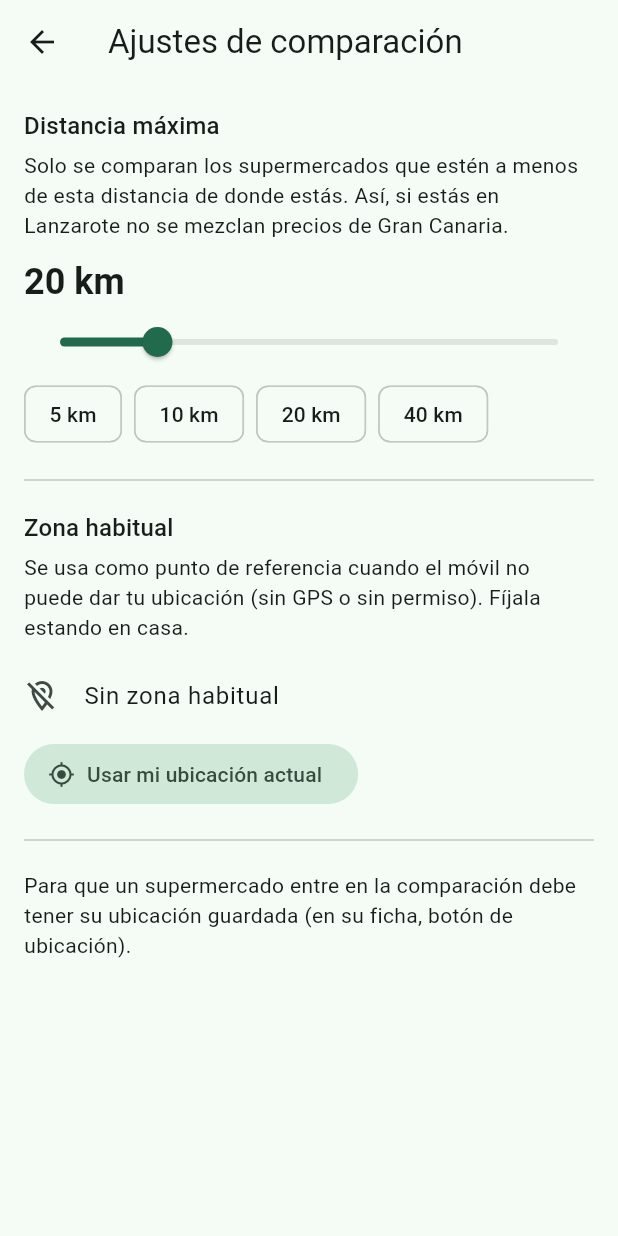
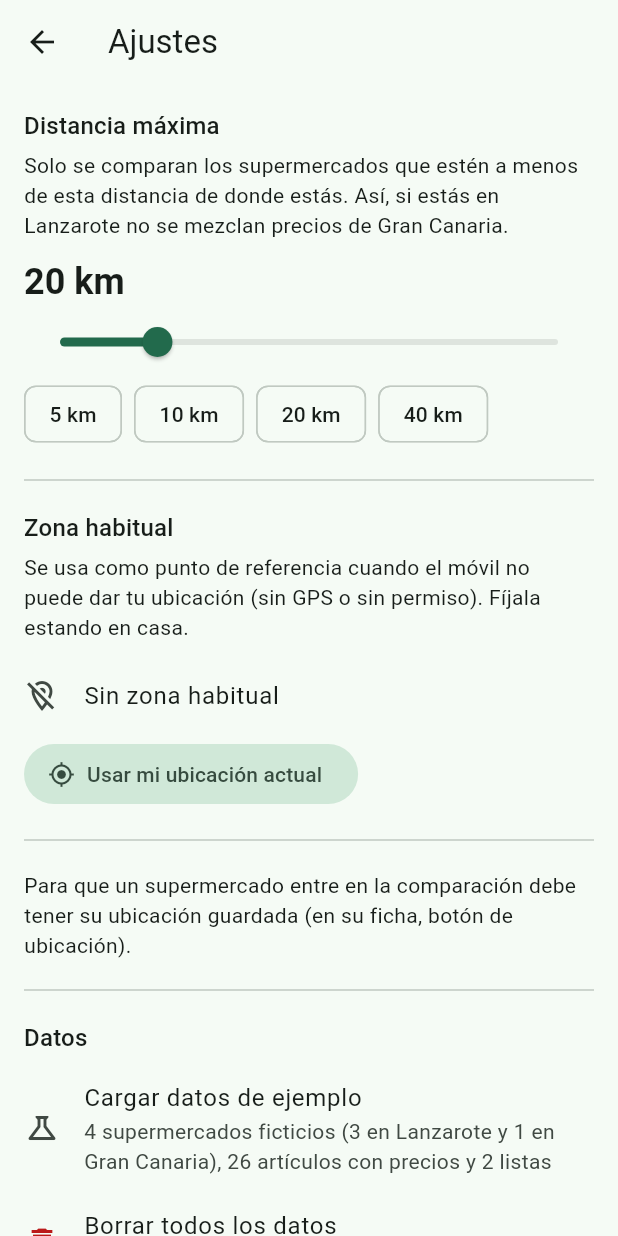
Before and after one commit to csuarezsm/CompraClara, a Flutter app: the screen it shows after launch, item 3 of the bottom bar chosen, after a tap on the "tune" icon, on a phone screen of 412 x 824 dp. Run offline on Flutter 3.47's test engine with Material 3 defaults, Android fonts, the phone set to English and light mode, and no system bars; our stand-ins replace geolocator, sqflite; missing offline and left inert: mobile_scanner; accounts and stored records are empty.

Commit message:
Datos de ejemplo (supermercados de Lanzarote y uno de Gran Canaria, articulos, precios y listas) y borrado total
Co-Authored-By: Claude Opus 5.5 <noreply@anthropic.com>
Claude-Session: https://claude.ai/code/session_01H2Jf8xp5izff1EZBPkjy2J

```diff
--- a/lib/screens/lists_screen.dart
+++ b/lib/screens/lists_screen.dart
@@ -4,6 +4,7 @@ import '../data/models.dart';
 import '../main.dart' show repo;
 import '../widgets.dart';
 import 'list_detail_screen.dart';
+import 'settings_screen.dart';
 
 class ListsScreen extends StatefulWidget {
   const ListsScreen({super.key});
@@ -59,6 +60,13 @@ class _ListsScreenState extends State<ListsScreen> {
         title: Text(_archived ? 'Listas archivadas' : 'Mis listas'),
         actions: [
           IconButton(
+            tooltip: 'Ajustes',
+            icon: const Icon(Icons.settings_outlined),
+            onPressed: () => Navigator.of(context).push(
+              MaterialPageRoute(builder: (_) => const SettingsScreen()),
+            ),
+          ),
+          IconButton(
             tooltip: _archived ? 'Ver listas activas' : 'Ver archivadas',
             icon: Icon(_archived ? Icons.checklist : Icons.archive_outlined),
             onPressed: () => setState(() => _archived = !_archived),
@@ -79,12 +87,25 @@ class _ListsScreenState extends State<ListsScreen> {
             return Center(
               child: Padding(
                 padding: const EdgeInsets.all(32),
-                child: Text(
-                  _archived
-                      ? 'No hay listas archivadas.'
-                      : 'Todavía no tienes listas.\nPulsa «Nueva lista» para empezar.',
-                  textAlign: TextAlign.center,
-                  style: Theme.of(context).textTheme.titleMedium,
+                child: Column(
+                  mainAxisSize: MainAxisSize.min,
+                  children: [
+                    Text(
+                      _archived
+                          ? 'No hay listas archivadas.'
+                          : 'Todavía no tienes listas.\nPulsa «Nueva lista» para empezar.',
+                      textAlign: TextAlign.center,
+                      style: Theme.of(context).textTheme.titleMedium,
+                    ),
+                    if (!_archived) ...[
+                      const SizedBox(height: 16),
+                      OutlinedButton.icon(
+                        onPressed: () => loadDemoWithFeedback(context),
+                        icon: const Icon(Icons.science_outlined),
+                        label: const Text('Probar con datos de ejemplo'),
+                      ),
+                    ],
+                  ],
                 ),
               ),
             );
--- a/lib/screens/settings_screen.dart
+++ b/lib/screens/settings_screen.dart
@@ -1,5 +1,6 @@
 import 'package:flutter/material.dart';
 
+import '../data/demo.dart';
 import '../main.dart' show repo;
 import '../services/location_service.dart';
 import '../widgets.dart';
@@ -39,7 +40,7 @@ class _SettingsScreenState extends State<SettingsScreen> {
   @override
   Widget build(BuildContext context) {
     return Scaffold(
-      appBar: AppBar(title: const Text('Ajustes de comparación')),
+      appBar: AppBar(title: const Text('Ajustes')),
       body: RepoBuilder<_SettingsData>(
         load: _load,
         builder: (context, d) {
@@ -114,6 +115,33 @@ class _SettingsScreenState extends State<SettingsScreen> {
                 'Para que un supermercado entre en la comparación debe tener su ubicación guardada '
                 '(en su ficha, botón de ubicación).',
               ),
+              const Divider(height: 40),
+              Text('Datos', style: Theme.of(context).textTheme.titleMedium),
+              const SizedBox(height: 8),
+              ListTile(
+                contentPadding: EdgeInsets.zero,
+                leading: const Icon(Icons.science_outlined),
+                title: const Text('Cargar datos de ejemplo'),
+                subtitle: const Text('4 supermercados ficticios (3 en Lanzarote y 1 en Gran Canaria), '
+                    '26 artículos con precios y 2 listas'),
+                onTap: () => loadDemoWithFeedback(context),
+              ),
+              ListTile(
+                contentPadding: EdgeInsets.zero,
+                leading: Icon(Icons.delete_forever_outlined, color: Theme.of(context).colorScheme.error),
+                title: const Text('Borrar todos los datos'),
+                subtitle: const Text('Listas, artículos, supermercados, precios y ajustes'),
+                onTap: () async {
+                  final ok = await confirm(context,
+                      title: 'Borrar todos los datos',
+                      message: 'No se puede deshacer.',
+                      okLabel: 'Borrar todo');
+                  if (ok) {
+                    await repo.clearAll();
+                    if (context.mounted) snack(context, 'Datos borrados');
+                  }
+                },
+              ),
             ],
           );
         },
@@ -121,3 +149,23 @@ class _SettingsScreenState extends State<SettingsScreen> {
     );
   }
 }
+
+Future<void> loadDemoWithFeedback(BuildContext context) async {
+  final ok = await confirm(context,
+      title: 'Cargar datos de ejemplo',
+      message: 'Se añaden supermercados, artículos, precios y listas ficticios a lo que ya tengas. '
+          'Puedes borrarlo todo después desde Ajustes.',
+      okLabel: 'Cargar');
+  if (!ok || !context.mounted) return;
+  showDialog<void>(
+    context: context,
+    barrierDismissible: false,
+    builder: (_) => const Center(child: CircularProgressIndicator()),
+  );
+  try {
+    await loadDemoData(repo);
+  } finally {
+    if (context.mounted) Navigator.of(context, rootNavigator: true).pop();
+  }
+  if (context.mounted) snack(context, 'Datos de ejemplo cargados');
+}
```
Also changed, not shown: lib/data/demo.dart (added, +108 -0 lines), lib/data/repository.dart (+15 -2 lines).
